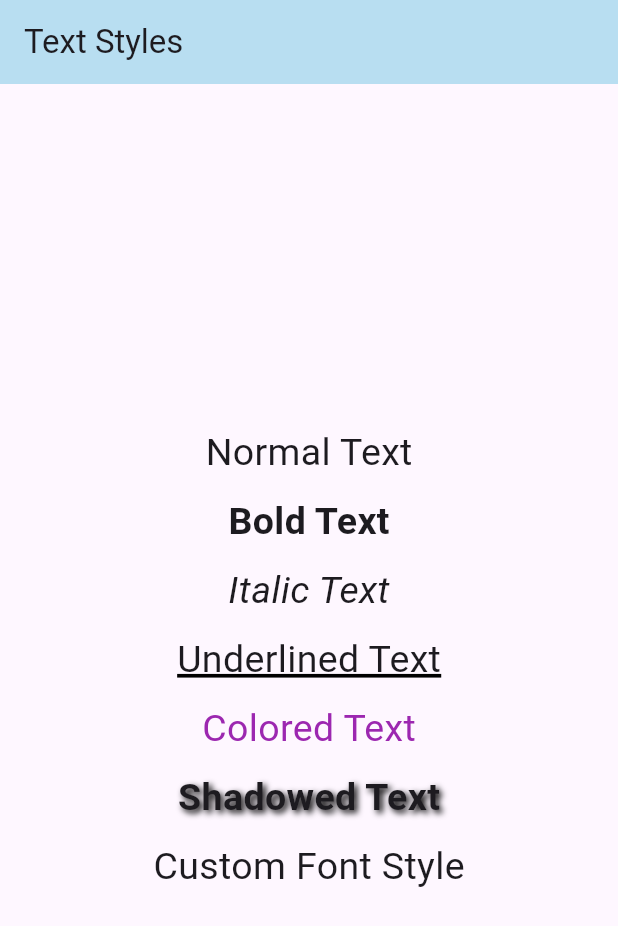
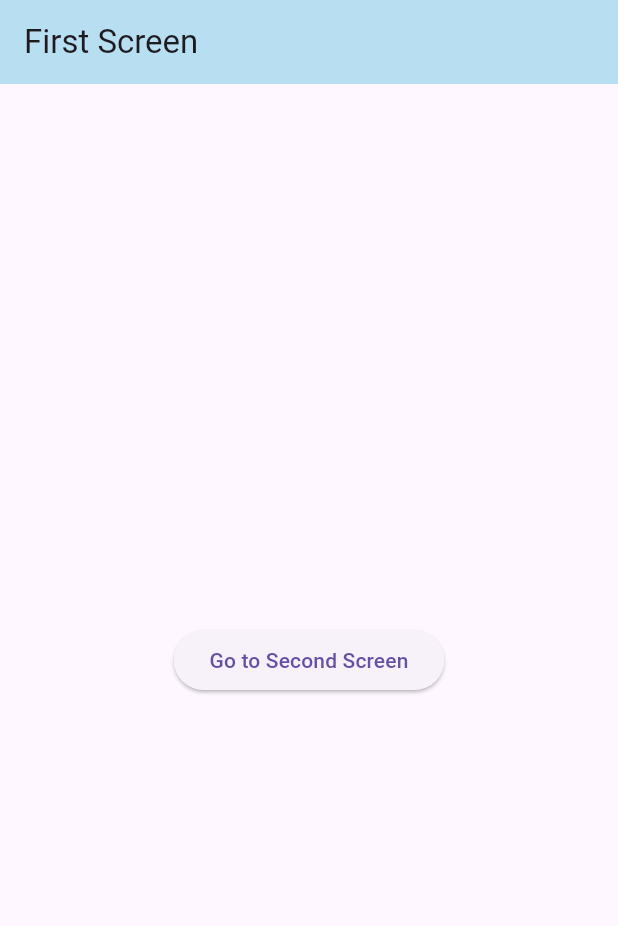
Before and after one commit to noobarafat/MAD_TrackerSheet, a Flutter app: the screen it shows after launch, on a phone screen of 412 x 824 dp. Shown: the top 926 px of the screen. Run offline on Flutter 3.47's test engine with Material 3 defaults, Android fonts, the phone set to English and light mode, and no system bars.

Commit message:
P5: Two Screens

```diff
--- a/lib/main.dart
+++ b/lib/main.dart
@@ -10,81 +10,57 @@ class MyApp extends StatelessWidget {
   @override
   Widget build(BuildContext context) {
     return MaterialApp(
-      home: const HomeScreen(),
+      home: const FirstScreen(),
       debugShowCheckedModeBanner: false,
     );
   }
 }
 
-class HomeScreen extends StatelessWidget {
-  const HomeScreen({super.key});
+class FirstScreen extends StatelessWidget {
+  const FirstScreen({super.key});
 
   @override
   Widget build(BuildContext context) {
     return Scaffold(
       appBar: AppBar(
-        title: const Text("Text Styles"),
+        title: const Text('First Screen'),
         backgroundColor: const Color.fromARGB(255, 184, 222, 241),
       ),
       body: Center(
-        child: Column(
-          mainAxisAlignment: MainAxisAlignment.center,
-          children: [
-            Text(
-              "Normal Text",
-              style: TextStyle(fontSize: 25),
-            ),
-            const SizedBox(height: 10),
-            Text(
-              "Bold Text",
-              style: TextStyle(fontSize: 25, fontWeight: FontWeight.bold),
-            ),
-            const SizedBox(height: 10),
-            Text(
-              "Italic Text",
-              style: TextStyle(fontSize: 25, fontStyle: FontStyle.italic),
-            ),
-            const SizedBox(height: 10),
-            Text(
-              "Underlined Text",
-              style: TextStyle(
-                fontSize: 25,
-                decoration: TextDecoration.underline,
-                decorationColor: Colors.black,
-                decorationThickness: 2,
-              ),
-            ),
-            const SizedBox(height: 10),
-            Text(
-              "Colored Text",
-              style: TextStyle(fontSize: 25, color: Colors.purple),
-            ),
-            const SizedBox(height: 10),
-            Text(
-              "Shadowed Text",
-              style: TextStyle(
-                fontSize: 25,
-                fontWeight: FontWeight.bold,
-                shadows: [
-                  Shadow(
-                    color: Colors.black,
-                    blurRadius: 5,
-                    offset: Offset(2, 2),
-                  ),
-                ],
-              ),
-            ),
-            const SizedBox(height: 10),
-            Text(
-              "Custom Font Style",
-              style: TextStyle(
-                fontSize: 25,
-                fontFamily: 'Roboto',
-              ),
-            ),
-          ],
+        child: ElevatedButton(
+          onPressed: () {
+            // Navigate to the second screen when tapped.
+            Navigator.push(
+              context,
+              MaterialPageRoute(builder: (context) => const SecondScreen()),
+            );
+          },
+          child: const Text('Go to Second Screen'),
         ),
       ),
     );
   }
 }
+
+class SecondScreen extends StatelessWidget {
+  const SecondScreen({super.key});
+
+  @override
+  Widget build(BuildContext context) {
+    return Scaffold(
+      appBar: AppBar(
+        title: const Text('Second Screen'),
+        backgroundColor: const Color.fromARGB(255, 184, 222, 241),
+      ),
+      body: Center(
+        child: ElevatedButton(
+          onPressed: () {
+            // Navigate back to the first screen when tapped.
+            Navigator.pop(context);
+          },
+          child: const Text('Back to First Screen'),
+        ),
+      ),
+    );
+  }
+}
```
